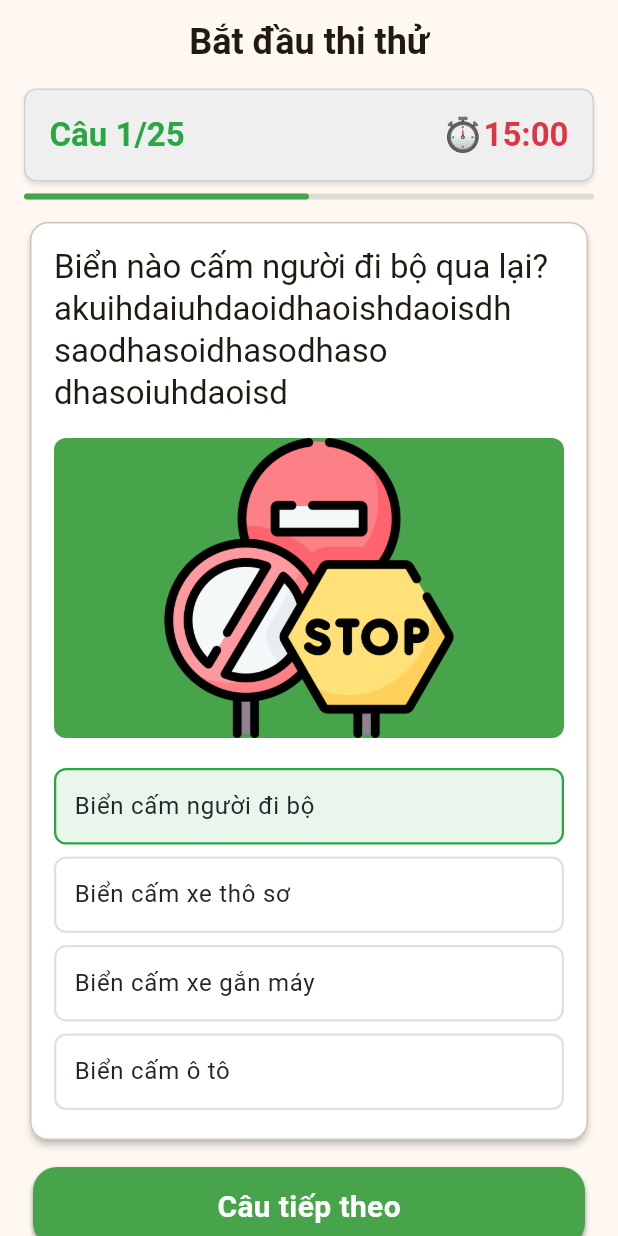
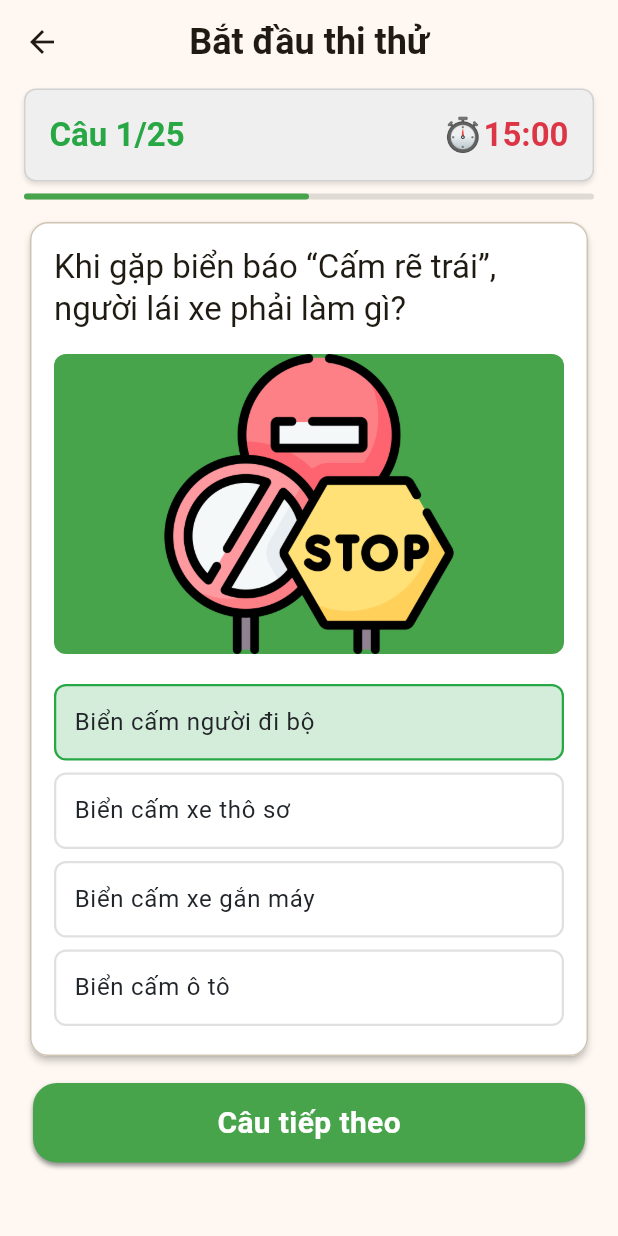
Before and after one commit to Vnsharing01/drive_vn, a Flutter app: the PractiveDetailScreen screen opened by its route, after a tap on "Câu tiếp theo", on a phone screen of 412 x 824 dp. Run offline on Flutter 3.47's test engine with Material 3 defaults, Android fonts, the phone set to English and light mode, and no system bars; our stand-ins replace copy_with_extension, equatable, flutter_bloc, flutter_svg, go_router.

Commit message:
fake question data

```diff
--- a/lib/feature/practice/practive_detail/bloc/practive_detail_bloc.dart
+++ b/lib/feature/practice/practive_detail/bloc/practive_detail_bloc.dart
@@ -1,3 +1,5 @@
+import 'dart:math';
+
 import 'package:drivevn/data/models/question_model.dart';
 import 'package:equatable/equatable.dart';
 import 'package:flutter_bloc/flutter_bloc.dart';
@@ -8,14 +10,61 @@ part 'practive_detail_state.dart';
 class PractiveDetailBloc
     extends Bloc<PractiveDetailEvent, PractiveDetailState> {
   PractiveDetailBloc() : super(const PractiveDetailState()) {
+    final List<QuestionModel> questions = [
+      QuestionModel(
+        id: '1',
+        question: 'Biển báo này có ý nghĩa gì?',
+        answers: [
+          'Biển cấm người đi bộ',
+          'Biển cấm xe thô sơ',
+          'Biển cấm xe gắn máy',
+          'Biển cấm ô tô',
+        ],
+        correctAnswerIndex: 0,
+      ),
+      QuestionModel(
+        id: '2',
+        question: 'Khi gặp biển báo “Cấm rẽ trái”, người lái xe phải làm gì?',
+        answers: [
+          'Không được rẽ trái',
+          'Được phép rẽ trái nếu đường vắng',
+          'Chỉ được đi thẳng',
+          'Chỉ được quay đầu xe',
+        ],
+        correctAnswerIndex: 0,
+      ),
+    ];
+
+    on<LoadQuestionsEvent>((event, emit) {
+      emit(state.copyWith(questions: questions));
+    });
+
     on<SelectedAnswerEvent>((event, emit) {
-      final Map<int, int> answers = Map.from(state.answers);
-      answers[event.questionIndex] = event.answerIndex;
+      // final Map<int, int> answers = Map.from(state.answers);
+      // answers[event.questionIndex] = event.answerIndex;
+      // Or if you want to generate mock data for all 25 questions:
+      Map<int, int> generateMockAnswers(int totalQuestions) {
+        final Map<int, int> mockAnswers = {};
+        final random = Random();
+
+        // Answer about 60% of questions randomly
+        for (int i = 0; i < totalQuestions; i++) {
+          if (random.nextDouble() < 0.6) {
+            mockAnswers[i] =
+                random.nextInt(4); // Assuming 4 options per question
+          }
+        }
+
+        return mockAnswers;
+      }
+
+// Usage:
+      Map<int, int> answers = generateMockAnswers(4);
       emit(
-        const PractiveDetailState().copyWith(answers: {
-          ...answers,
-          event.questionIndex: event.questionIndex,
-        }),
+        state.copyWith(
+          answers: answers,
+          currentQuestionIndex: event.questionIndex,
+        ),
       );
     });
   }
--- a/lib/feature/practice/practive_detail/bloc/practive_detail_event.dart
+++ b/lib/feature/practice/practive_detail/bloc/practive_detail_event.dart
@@ -2,6 +2,11 @@ part of 'practive_detail_bloc.dart';
 
 class PractiveDetailEvent {
   const PractiveDetailEvent();
+}
+
+class LoadQuestionsEvent extends PractiveDetailEvent {
+  const LoadQuestionsEvent();
+
 }
 
 class SelectedAnswerEvent extends PractiveDetailEvent {
--- a/lib/feature/practice/practive_detail/practive_detail_screen.dart
+++ b/lib/feature/practice/practive_detail/practive_detail_screen.dart
@@ -1,10 +1,12 @@
 import 'package:drivevn/core/constants/app_color.dart';
 import 'package:drivevn/core/constants/icon_path.dart';
+import 'package:drivevn/core/utils/router/router_path.dart';
 import 'package:drivevn/feature/practice/practive_detail/bloc/practive_detail_bloc.dart';
 import 'package:drivevn/widgets/button/button_fill.dart';
 import 'package:drivevn/widgets/radio/radio_answer_widget.dart';
 import 'package:flutter/material.dart';
 import 'package:flutter_bloc/flutter_bloc.dart';
+import 'package:go_router/go_router.dart';
 
 class PractiveDetailScreen extends StatefulWidget {
   const PractiveDetailScreen({super.key});
@@ -15,11 +17,26 @@ class PractiveDetailScreen extends StatefulWidget {
 
 class _PractiveDetailScreenState extends State<PractiveDetailScreen> {
   @override
+  void initState() {
+    super.initState();
+  }
+
+  @override
+  void didChangeDependencies() {
+    Future(() async {
+      if (mounted) {
+        context.read<PractiveDetailBloc>().add(const LoadQuestionsEvent());
+      }
+    });
+    super.didChangeDependencies();
+  }
+
+  @override
   Widget build(BuildContext context) {
     return SafeArea(
-      child: BlocBuilder<PractiveDetailBloc, PractiveDetailState>(
+      child: BlocConsumer<PractiveDetailBloc, PractiveDetailState>(
+        listener: (context, state) {},
         builder: (context, state) {
-          final bloc = context.read<PractiveDetailBloc>();
           return Scaffold(
             appBar: AppBar(
               title: const Text(
@@ -30,6 +47,12 @@ class _PractiveDetailScreenState extends State<PractiveDetailScreen> {
                 ),
               ),
               centerTitle: true,
+              leading: IconButton(
+                icon: const Icon(Icons.arrow_back),
+                onPressed: () {
+                  context.go(RouterPath.main);
+                },
+              ),
             ),
             floatingActionButtonLocation:
                 FloatingActionButtonLocation.centerTop,
@@ -68,7 +91,8 @@ class _PractiveDetailScreenState extends State<PractiveDetailScreen> {
                         crossAxisAlignment: CrossAxisAlignment.start,
                         children: [
                           Text(
-                            'Biển nào cấm người đi bộ qua lại? akuihdaiuhdaoidhaoishdaoisdh saodhasoidhasodhaso dhasoiuhdaoisd',
+                            state
+                                .questions[state.currentQuestionIndex+1].question,
                             style: Theme.of(context).textTheme.titleLarge,
                           ),
                           const SizedBox(height: 16),
@@ -84,7 +108,31 @@ class _PractiveDetailScreenState extends State<PractiveDetailScreen> {
                             ),
                           ),
                           const SizedBox(height: 16),
-                          ListView(
+                          _buildAnswerView(),
+                        ],
+                      ),
+                    ),
+                  ),
+                  const SizedBox(height: 8),
+                  ButtonFill(
+                    title: 'Câu tiếp theo',
+                    color: AppColor.primary,
+                    onTap: () {},
+                  ),
+                ],
+              ),
+            ),
+          );
+        },
+      ),
+    );
+  }
+
+  Widget _buildAnswerView() {
+    return BlocBuilder<PractiveDetailBloc, PractiveDetailState>(
+      builder: (context, state) {
+        final bloc = context.read<PractiveDetailBloc>();
+        return ListView(
           shrinkWrap: true,
           physics: const NeverScrollableScrollPhysics(),
           children: [
@@ -141,23 +189,8 @@ class _PractiveDetailScreenState extends State<PractiveDetailScreen> {
               title: 'Biển cấm ô tô',
             ),
           ],
-                          ),
-                        ],
-                      ),
-                    ),
-                  ),
-                  const SizedBox(height: 8),
-                  ButtonFill(
-                    title: 'Câu tiếp theo',
-                    color: AppColor.primary,
-                    onTap: () {},
-                  ),
-                ],
-              ),
-            ),
         );
       },
-      ),
     );
   }
 
--- a/lib/widgets/radio/radio_answer_widget.dart
+++ b/lib/widgets/radio/radio_answer_widget.dart
@@ -24,7 +24,7 @@ class _RadioAnswerWidgetState extends State<RadioAnswerWidget> {
     final isSelected = widget.value == widget.groupValue;
     return InkWell(
       onTap: () {
-        widget.onChanged?.call(widget.value);
+        widget.onChanged?.call(widget.groupValue);
       },
       borderRadius: BorderRadius.circular(8),
       child: Container(
@@ -33,7 +33,7 @@ class _RadioAnswerWidgetState extends State<RadioAnswerWidget> {
         width: double.infinity,
         decoration: BoxDecoration(
           color: isSelected
-              ? AppColor.success.withOpacity(0.1)
+              ? AppColor.success.withOpacity(0.2)
               : AppColor.background,
           borderRadius: BorderRadius.circular(8),
           border: Border.all(
```
Lines whose indentation alone changed are shown as unchanged.
